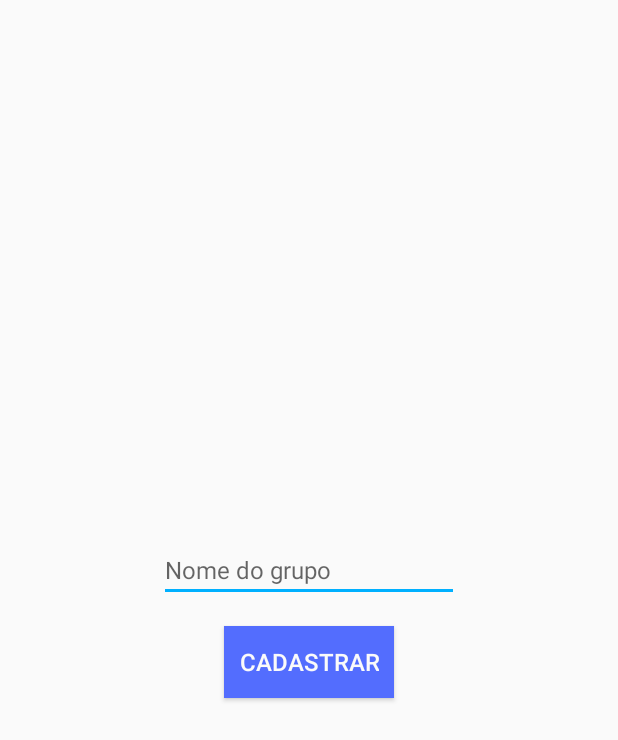
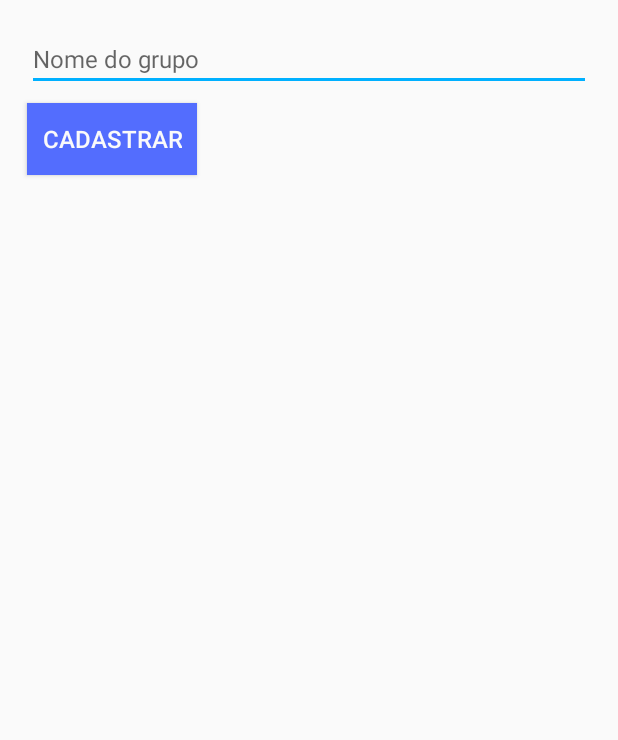
Before and after one commit to davibss/Trasu, an Android app: the layout cadastrar_grupo_layout.xml on its own in the app's theme, with its tools: preview values and no code run, on a phone screen of 412 x 824 dp. Shown: the top 740 px of the screen. Run offline under Robolectric (Android 15) with nearby library versions, the phone set to English and light mode, and no system bars.

Commit message:
Versão 1.0

```diff
--- a/app/src/main/java/br/com/trasudev/trasu/activitys/MainActivity.java
+++ b/app/src/main/java/br/com/trasudev/trasu/activitys/MainActivity.java
@@ -199,7 +199,7 @@ public class MainActivity extends AppCompatActivity implements
 
     @Override
     public boolean onCreateOptionsMenu(Menu menu) {
-        if (navItemIndex == 0) {
+        if (navItemIndex == 3) {
             getMenuInflater().inflate(R.menu.menu, menu);
         }
         // when fragment is notifications, load the menu created for notifications
--- a/app/src/main/java/br/com/trasudev/trasu/fragments/GrupoFragment.java
+++ b/app/src/main/java/br/com/trasudev/trasu/fragments/GrupoFragment.java
@@ -157,7 +157,6 @@ public class GrupoFragment extends Fragment {
         View rootView = inflater.inflate(R.layout.fragment_grupos, container,false);
         inicializarComponentes(rootView);
         onClickEvent();
-        //eventoDatabase();
         return rootView;
     }
 
--- a/app/src/main/java/br/com/trasudev/trasu/fragments/TarefaFragment.java
+++ b/app/src/main/java/br/com/trasudev/trasu/fragments/TarefaFragment.java
@@ -3,6 +3,7 @@ package br.com.trasudev.trasu.fragments;
 import android.app.AlertDialog;
 import android.app.ProgressDialog;
 import android.content.Context;
+import android.graphics.Canvas;
 import android.graphics.Color;
 import android.net.Uri;
 import android.os.Bundle;
@@ -264,7 +265,7 @@ public class TarefaFragment extends Fragment implements
         RecyclerView.LayoutManager mLayoutManager = new LinearLayoutManager(getActivity().getApplicationContext());
         recyclerView.setLayoutManager(mLayoutManager);
         recyclerView.setItemAnimator(new DefaultItemAnimator());
-        recyclerView.addItemDecoration(new DividerItemDecoration(getActivity(), DividerItemDecoration.VERTICAL));
+        //recyclerView.addItemDecoration(new DividerItemDecoration(getActivity(), DividerItemDecoration.VERTICAL));
         recyclerView.setAdapter(mAdapter);
 
         ItemTouchHelper.SimpleCallback itemTouchHelperCallback = new
--- a/app/src/main/res/layout/cadastrar_grupo_layout.xml
+++ b/app/src/main/res/layout/cadastrar_grupo_layout.xml
@@ -3,37 +3,50 @@
     xmlns:android="http://schemas.android.com/apk/res/android"
     xmlns:app="http://schemas.android.com/apk/res-auto"
     xmlns:tools="http://schemas.android.com/tools"
-    android:layout_width="wrap_content"
+    android:layout_width="match_parent"
     android:id="@+id/layout_cadastrar"
+    android:padding="@dimen/padd_10"
     android:layout_gravity="center"
-    android:layout_height="wrap_content">
-    <ScrollView
-        android:layout_width="match_parent"
     android:layout_height="match_parent">
-        <LinearLayout
-            android:layout_width="match_parent"
-            android:orientation="vertical"
-            android:padding="8dp"
-            android:layout_height="wrap_content">
+
     <EditText
         android:id="@+id/editTextGrpNome"
-                android:layout_width="@dimen/editText_cadastrar_tarefa"
+        android:layout_width="match_parent"
         android:layout_height="wrap_content"
+        android:layout_gravity="center_horizontal"
         android:layout_margin="8dp"
+        android:layout_marginBottom="8dp"
+        android:layout_marginEnd="8dp"
+        android:layout_marginStart="8dp"
+        android:layout_marginTop="8dp"
+        android:hint="@string/grpNome"
+        android:inputType="text"
         android:textSize="16sp"
-                android:layout_gravity="center_horizontal"
-                android:inputType="text"
-                android:hint="@string/grpNome" />
+        app:layout_constraintBottom_toBottomOf="parent"
+        app:layout_constraintEnd_toEndOf="parent"
+        app:layout_constraintHorizontal_bias="0.0"
+        app:layout_constraintStart_toStartOf="parent"
+        app:layout_constraintTop_toTopOf="parent"
+        app:layout_constraintVertical_bias="0.0" />
+
     <Button
         android:id="@+id/btnCadastrarGrp"
         style="@style/buttonTheme"
-                android:layout_gravity="center_horizontal"
         android:layout_width="wrap_content"
+        android:layout_height="wrap_content"
+        android:layout_gravity="start"
         android:layout_margin="8dp"
+        android:layout_marginBottom="8dp"
+        android:layout_marginEnd="8dp"
+        android:layout_marginStart="8dp"
+        android:layout_marginTop="8dp"
         android:padding="10dp"
         android:text="@string/cadastrarTarText"
         android:textSize="16sp"
-                android:layout_height="wrap_content" />
-        </LinearLayout>
-    </ScrollView>
+        app:layout_constraintBottom_toBottomOf="parent"
+        app:layout_constraintEnd_toEndOf="parent"
+        app:layout_constraintHorizontal_bias="0.0"
+        app:layout_constraintStart_toStartOf="parent"
+        app:layout_constraintTop_toBottomOf="@+id/editTextGrpNome"
+        app:layout_constraintVertical_bias="0.0" />
 </android.support.constraint.ConstraintLayout>
--- a/app/src/main/res/layout/cart_list_item.xml
+++ b/app/src/main/res/layout/cart_list_item.xml
@@ -3,6 +3,11 @@
     xmlns:app="http://schemas.android.com/apk/res-auto"
     android:orientation="vertical"
     android:layout_width="match_parent"
+    android:elevation="@dimen/padd_10"
+    android:layout_marginLeft="5dp"
+    android:layout_marginRight="5dp"
+    android:layout_marginBottom="2dp"
+    android:layout_marginTop="2dp"
     android:layout_height="70dp">
     <RelativeLayout
         android:id="@+id/view_background"
--- a/app/src/main/res/values/dimens.xml
+++ b/app/src/main/res/values/dimens.xml
@@ -15,4 +15,7 @@
     <dimen name="ic_delete">30dp</dimen>
     <dimen name="thumbnail">90dp</dimen>
     <!--endregion-->
+
+    <dimen name="alert_cadastro_grupo_width">200dp</dimen>
+    <dimen name="alert_cadastro_grupo_height">150dp</dimen>
 </resources>
```
Lines whose indentation alone changed are shown as unchanged.
